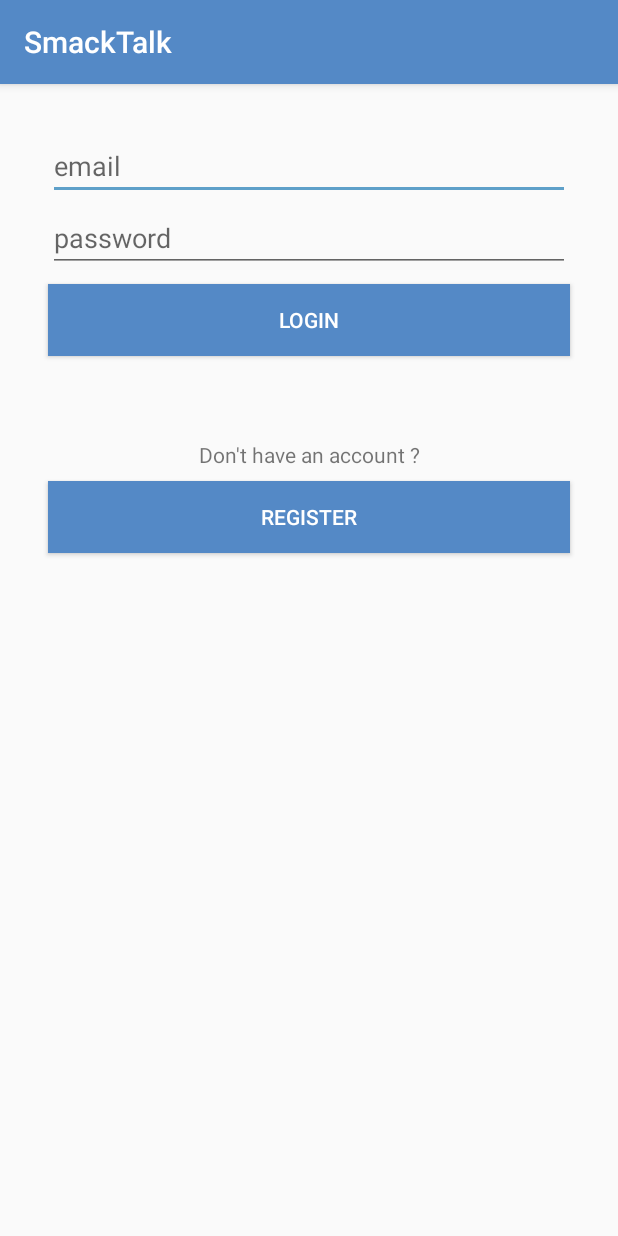
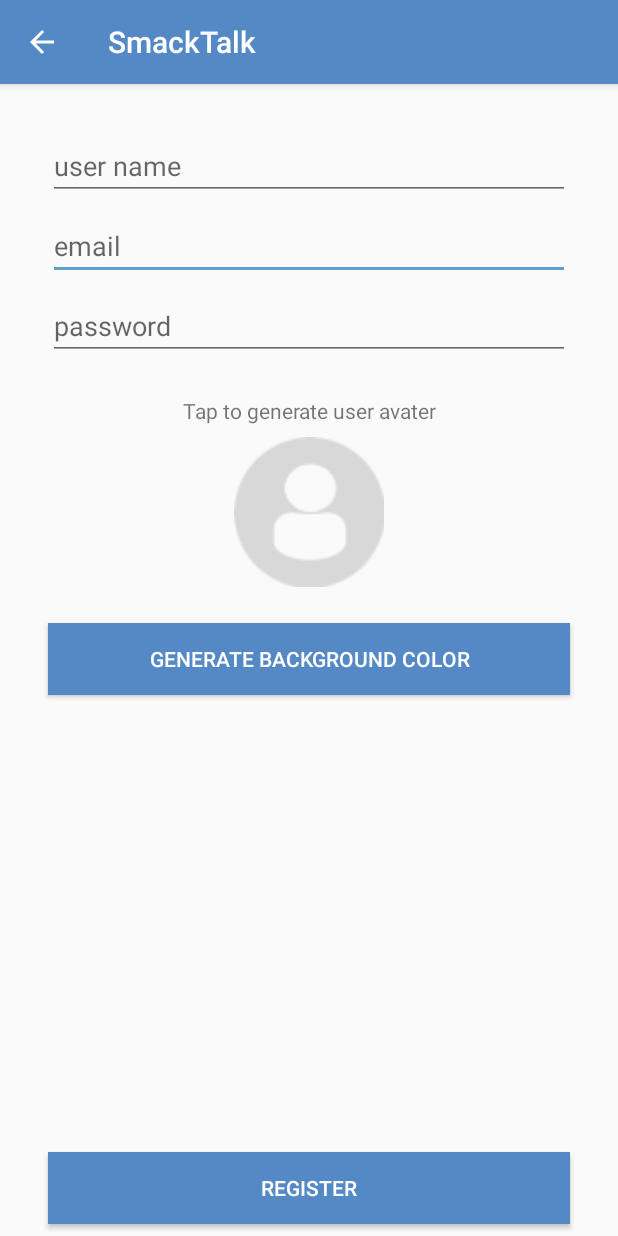
Before and after one commit to aungkothet/SmackTalk, an Android app: the LoginActivity screen opened directly, with no data from a screen before it, after a tap on "REGISTER", on a phone screen of 412 x 824 dp. Run offline under Robolectric (Android 15) with nearby library versions, the phone set to English and light mode, and no system bars.

Commit message:
RegisterActivity created, Generated avatar and customize bg color.

```diff
--- a/app/src/main/AndroidManifest.xml
+++ b/app/src/main/AndroidManifest.xml
@@ -8,7 +8,11 @@
             android:label="@string/app_name"
             android:supportsRtl="true"
             android:theme="@style/AppTheme">
-        <activity android:name=".LoginActivity">
+        <activity android:name=".RegisterActivity"
+        android:parentActivityName=".LoginActivity">
+        </activity>
+        <activity android:name=".LoginActivity"
+        android:parentActivityName=".MainActivity">
         </activity>
         <activity
                 android:name=".MainActivity"
--- a/app/src/main/java/io/github/aungkothet/smacktalk/LoginActivity.kt
+++ b/app/src/main/java/io/github/aungkothet/smacktalk/LoginActivity.kt
@@ -1,5 +1,6 @@
 package io.github.aungkothet.smacktalk
 
+import android.content.Intent
 import android.support.v7.app.AppCompatActivity
 import android.os.Bundle
 import android.view.View
@@ -12,8 +13,8 @@ class LoginActivity : AppCompatActivity() {
     }
 
     fun loginRegisterButtonClicked(view: View){
-
-
+        val registerIntent = Intent(this,RegisterActivity::class.java)
+        startActivity(registerIntent)
     }
 
     fun loginLoginButtonClicked(view: View){
--- /dev/null
+++ b/app/src/main/java/io/github/aungkothet/smacktalk/RegisterActivity.kt
@@ -0,0 +1,52 @@
+package io.github.aungkothet.smacktalk
+
+import android.graphics.Color
+import android.support.v7.app.AppCompatActivity
+import android.os.Bundle
+import android.view.View
+import kotlinx.android.synthetic.main.activity_register.*
+import java.util.*
+
+class RegisterActivity : AppCompatActivity() {
+
+    var userAvater = "profiledefault"
+    var avaterColor = "[0.5,0.5,0.5,1]"
+
+    override fun onCreate(savedInstanceState: Bundle?) {
+        super.onCreate(savedInstanceState)
+        setContentView(R.layout.activity_register)
+    }
+
+    fun generateUserAvarter(view: View){
+        val random = Random()
+        val color = random.nextInt(2)
+        val avatar = random.nextInt(28)
+        userAvater = if(color == 0) {
+            "light$avatar"
+        }else {
+            "dark$avatar"
+        }
+        val resourceId = resources.getIdentifier(userAvater,"drawable",packageName)
+        createAvaterImageView.setImageResource(resourceId)
+    }
+
+    fun generateBackgorundClicked(view: View){
+        val random = Random()
+        val r = random.nextInt(255)
+        val g = random.nextInt(255)
+        val b = random.nextInt(255)
+
+        createAvaterImageView.setBackgroundColor(Color.rgb(r,g,b))
+
+        val savedR = r.toDouble() / 255
+        val savedG = g.toDouble() / 255
+        val savedB = b.toDouble() / 255
+
+        avaterColor = "[$savedR,$savedG,$savedB,1]"
+    }
+
+    fun registerButtonClicked(view: View){
+
+    }
+
+}
--- /dev/null
+++ b/app/src/main/res/layout/activity_register.xml
@@ -0,0 +1,75 @@
+<?xml version="1.0" encoding="utf-8"?>
+<android.support.constraint.ConstraintLayout
+        xmlns:android="http://schemas.android.com/apk/res/android"
+        xmlns:tools="http://schemas.android.com/tools"
+        xmlns:app="http://schemas.android.com/apk/res-auto"
+        android:layout_width="match_parent"
+        android:layout_height="match_parent"
+        tools:context=".RegisterActivity">
+
+    <EditText
+            android:layout_width="0dp"
+            android:layout_height="wrap_content"
+            android:inputType="textPersonName"
+            android:ems="10"
+            android:id="@+id/registerEmailText"
+            app:layout_constraintStart_toStartOf="parent"
+            app:layout_constraintEnd_toEndOf="parent" android:layout_marginTop="8dp"
+            app:layout_constraintTop_toBottomOf="@+id/registerUserNameText" android:hint="@string/email"
+            android:layout_marginStart="32dp" android:layout_marginEnd="32dp"
+            android:textColor="@android:color/darker_gray"/>
+    <EditText
+            android:layout_width="0dp"
+            android:layout_height="wrap_content"
+            android:inputType="textPersonName"
+            android:ems="10"
+            android:id="@+id/registerUserNameText" android:layout_marginEnd="32dp"
+            app:layout_constraintEnd_toEndOf="parent" android:layout_marginStart="32dp"
+            app:layout_constraintStart_toStartOf="parent" android:layout_marginTop="32dp"
+            app:layout_constraintTop_toTopOf="parent" app:layout_constraintHorizontal_bias="0.5"
+            android:hint="@string/user_name" android:textColor="@android:color/darker_gray"/>
+    <EditText
+            android:layout_width="0dp"
+            android:layout_height="wrap_content"
+            android:inputType="textPassword"
+            android:ems="10"
+            android:id="@+id/registerPasswordText"
+            app:layout_constraintStart_toStartOf="parent" app:layout_constraintHorizontal_bias="0.5"
+            app:layout_constraintEnd_toEndOf="parent" android:hint="@string/password" android:layout_marginTop="8dp"
+            app:layout_constraintTop_toBottomOf="@+id/registerEmailText" android:layout_marginStart="32dp"
+            android:layout_marginEnd="32dp" android:textColor="@android:color/darker_gray"/>
+    <TextView
+            android:text="@string/tap_to_generate_user_avater"
+            android:layout_width="wrap_content"
+            android:layout_height="wrap_content"
+            android:id="@+id/textView2" app:layout_constraintStart_toStartOf="parent"
+            app:layout_constraintHorizontal_bias="0.5" app:layout_constraintEnd_toEndOf="parent"
+            android:layout_marginTop="24dp" app:layout_constraintTop_toBottomOf="@+id/registerPasswordText"/>
+    <ImageView
+            android:layout_width="100dp"
+            android:layout_height="100dp" app:srcCompat="@drawable/profiledefault"
+            android:id="@+id/createAvaterImageView"
+            android:contentDescription="@string/app_name"
+            app:layout_constraintStart_toStartOf="parent" app:layout_constraintHorizontal_bias="0.5"
+            app:layout_constraintEnd_toEndOf="parent" android:layout_marginTop="8dp"
+            app:layout_constraintTop_toBottomOf="@+id/textView2" android:clickable="true"
+            android:onClick="generateUserAvarter"/>
+    <Button
+            android:text="Generate Background Color"
+            android:layout_width="0dp"
+            android:layout_height="wrap_content"
+            android:id="@+id/backgroundColorButton" app:layout_constraintStart_toStartOf="parent"
+            app:layout_constraintHorizontal_bias="0.5" app:layout_constraintEnd_toEndOf="parent"
+            android:background="@color/colorPrimary" android:layout_marginStart="32dp" android:layout_marginEnd="32dp"
+            android:layout_marginTop="24dp" app:layout_constraintTop_toBottomOf="@+id/createAvaterImageView"
+            android:textColor="@android:color/white" android:onClick="generateBackgorundClicked"/>
+    <Button
+            android:text="Register"
+            android:layout_width="0dp"
+            android:layout_height="wrap_content"
+            android:id="@+id/registerButton" app:layout_constraintStart_toStartOf="parent"
+            app:layout_constraintHorizontal_bias="0.5" app:layout_constraintEnd_toEndOf="parent"
+            android:layout_marginBottom="8dp" app:layout_constraintBottom_toBottomOf="parent"
+            android:layout_marginStart="32dp" android:layout_marginEnd="32dp" android:textColor="@android:color/white"
+            android:background="@color/colorPrimary" android:onClick="registerButtonClicked"/>
+</android.support.constraint.ConstraintLayout>
--- a/app/src/main/res/values/strings.xml
+++ b/app/src/main/res/values/strings.xml
@@ -21,4 +21,6 @@
     <string name="please_log_in">Please Log in</string>
     <string name="message">Message :</string>
     <string name="message_send_button">Message send button</string>
+    <string name="user_name">user name</string>
+    <string name="tap_to_generate_user_avater">Tap to generate user avater</string>
 </resources>
```
